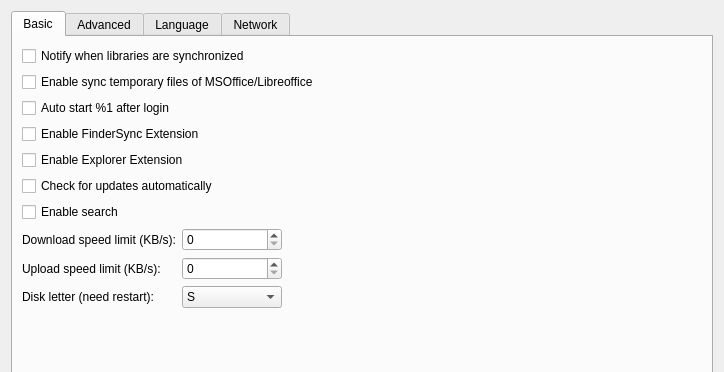
Before: the Qt Designer form ui/settings-dialog.ui in haiwen/seadrive-gui, drawn with Qt 5; both pictures show x 0 to 724 and y 0 to 372 of the 724 by 579 pixel window.
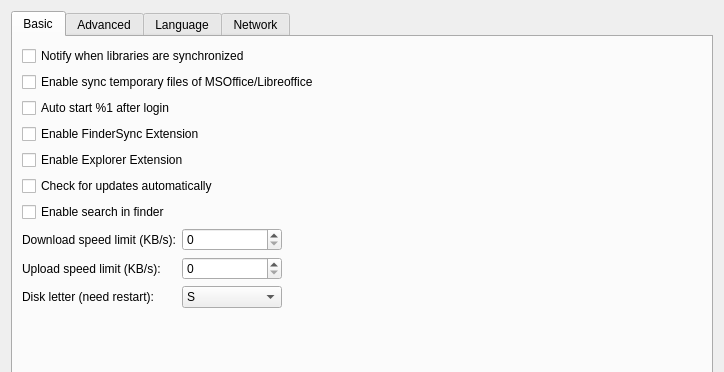
After: the same form once the commit is applied. The open tabs and pages were chosen to show the change.

Commit message: Rename the the label Enable search to Enable search to Enable search in finder in setting dialog.

Patch:
```diff
--- a/ui/settings-dialog.ui
+++ b/ui/settings-dialog.ui
@@ -69,7 +69,7 @@
        <item>
         <widget class="QCheckBox" name="mSpotlightCheckBox">
          <property name="text">
-          <string>Enable search</string>
+          <string>Enable search in finder</string>
          </property>
         </widget>
        </item>
```
The commit also changes 30 other files.
